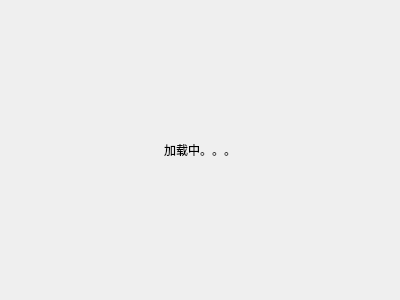
This is start/GUI/PicWidget.ui in mcoder2014/FaceReconstruction as Qt 5 draws it before an edit. The edited form follows.
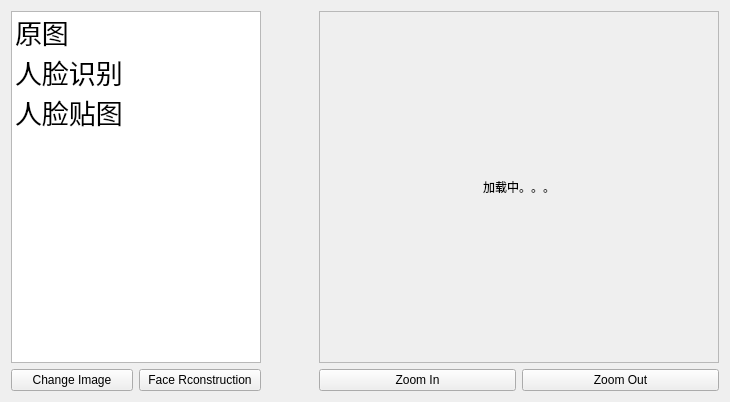
This is the edited form.

```diff
--- a/start/GUI/PicWidget.ui
+++ b/start/GUI/PicWidget.ui
@@ -6,8 +6,8 @@
    <rect>
     <x>0</x>
     <y>0</y>
-    <width>400</width>
-    <height>300</height>
+    <width>730</width>
+    <height>402</height>
    </rect>
   </property>
   <property name="windowTitle">
@@ -16,17 +16,131 @@
   <property name="locale">
    <locale language="Chinese" country="China"/>
   </property>
-  <layout class="QVBoxLayout" name="verticalLayout">
-   <item>
-    <widget class="QLabel" name="picLabel">
+  <layout class="QGridLayout" name="gridLayout">
+   <item row="4" column="3">
+    <widget class="QPushButton" name="btn_zoomIn">
      <property name="text">
-      <string>加载中。。。</string>
+      <string>Zoom In</string>
      </property>
-     <property name="alignment">
-      <set>Qt::AlignCenter</set>
+    </widget>
+   </item>
+   <item row="4" column="4">
+    <widget class="QPushButton" name="btn_zoomOut">
+     <property name="text">
+      <string>Zoom Out</string>
      </property>
     </widget>
    </item>
+   <item row="0" column="3" rowspan="3" colspan="2">
+    <widget class="QScrollArea" name="imageArea">
+     <property name="minimumSize">
+      <size>
+       <width>400</width>
+       <height>0</height>
+      </size>
+     </property>
+     <property name="sizeAdjustPolicy">
+      <enum>QAbstractScrollArea::AdjustToContents</enum>
+     </property>
+     <property name="widgetResizable">
+      <bool>true</bool>
+     </property>
+     <widget class="QWidget" name="scrollAreaWidgetContents">
+      <property name="geometry">
+       <rect>
+        <x>0</x>
+        <y>0</y>
+        <width>398</width>
+        <height>356</height>
+       </rect>
+      </property>
+      <layout class="QVBoxLayout" name="verticalLayout">
+       <item>
+        <widget class="QLabel" name="picLabel">
+         <property name="minimumSize">
+          <size>
+           <width>300</width>
+           <height>300</height>
+          </size>
+         </property>
+         <property name="text">
+          <string>加载中。。。</string>
+         </property>
+         <property name="alignment">
+          <set>Qt::AlignCenter</set>
+         </property>
+        </widget>
+       </item>
+      </layout>
+     </widget>
+    </widget>
+   </item>
+   <item row="4" column="0">
+    <widget class="QPushButton" name="btn_changImage">
+     <property name="text">
+      <string>Change Image</string>
+     </property>
+    </widget>
+   </item>
+   <item row="4" column="1">
+    <widget class="QPushButton" name="btn_faceReconstruction">
+     <property name="text">
+      <string>Face Rconstruction</string>
+     </property>
+    </widget>
+   </item>
+   <item row="4" column="2">
+    <spacer name="horizontalSpacer">
+     <property name="orientation">
+      <enum>Qt::Horizontal</enum>
+     </property>
+     <property name="sizeHint" stdset="0">
+      <size>
+       <width>40</width>
+       <height>20</height>
+      </size>
+     </property>
+    </spacer>
+   </item>
+   <item row="0" column="0" rowspan="3" colspan="2">
+    <widget class="QListWidget" name="ImageList">
+     <property name="minimumSize">
+      <size>
+       <width>200</width>
+       <height>0</height>
+      </size>
+     </property>
+     <property name="maximumSize">
+      <size>
+       <width>250</width>
+       <height>16777215</height>
+      </size>
+     </property>
+     <property name="font">
+      <font>
+       <family>幼圆</family>
+       <pointsize>20</pointsize>
+       <weight>50</weight>
+       <bold>false</bold>
+      </font>
+     </property>
+     <item>
+      <property name="text">
+       <string>原图</string>
+      </property>
+     </item>
+     <item>
+      <property name="text">
+       <string>人脸识别</string>
+      </property>
+     </item>
+     <item>
+      <property name="text">
+       <string>人脸贴图</string>
+      </property>
+     </item>
+    </widget>
+   </item>
   </layout>
  </widget>
  <resources/>
```
